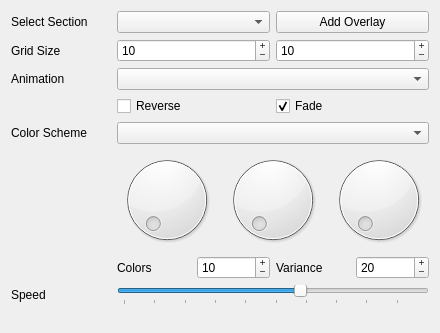
Old version of the form gui/widget/maestrocontrol.ui in the repository 8bitbuddhist/PixelMaestro.
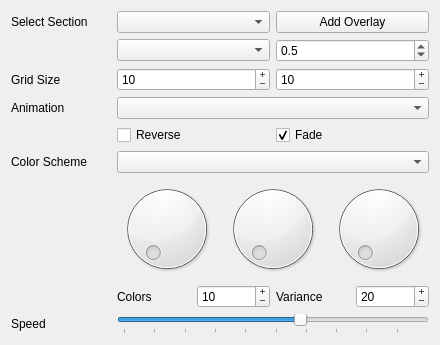
New version of the form.

Commit message: Added Overlay controls to MaestroControl

The edit to the form file:
```diff
--- a/gui/widget/maestrocontrol.ui
+++ b/gui/widget/maestrocontrol.ui
@@ -22,14 +22,35 @@
   <layout class="QGridLayout" name="gridLayout_2">
    <item row="0" column="0">
     <layout class="QFormLayout" name="controlLayout">
-     <item row="1" column="0">
+     <item row="0" column="0">
+      <widget class="QLabel" name="sectionSelectLabel">
+       <property name="text">
+        <string>Select Section</string>
+       </property>
+      </widget>
+     </item>
+     <item row="0" column="1">
+      <layout class="QHBoxLayout" name="sectionSelectLayout">
+       <item>
+        <widget class="QComboBox" name="sectionComboBox"/>
+       </item>
+       <item>
+        <widget class="QPushButton" name="addOverlayButton">
+         <property name="text">
+          <string>Add Overlay</string>
+         </property>
+        </widget>
+       </item>
+      </layout>
+     </item>
+     <item row="2" column="0">
       <widget class="QLabel" name="gridSizeLabel">
        <property name="text">
         <string>Grid Size</string>
        </property>
       </widget>
      </item>
-     <item row="1" column="1">
+     <item row="2" column="1">
       <layout class="QHBoxLayout" name="sectionOptionsLayout">
        <item>
         <widget class="QSpinBox" name="rowsSpinBox">
@@ -62,7 +83,7 @@
        </item>
       </layout>
      </item>
-     <item row="2" column="0">
+     <item row="3" column="0">
       <widget class="QLabel" name="animationLabel">
        <property name="minimumSize">
         <size>
@@ -75,17 +96,17 @@
        </property>
       </widget>
      </item>
-     <item row="2" column="1">
-      <widget class="QComboBox" name="animationComboBox">
-       <property name="minimumSize">
-        <size>
-         <width>150</width>
-         <height>0</height>
-        </size>
-       </property>
-      </widget>
-     </item>
      <item row="3" column="1">
+      <widget class="QComboBox" name="animationComboBox">
+       <property name="minimumSize">
+        <size>
+         <width>150</width>
+         <height>0</height>
+        </size>
+       </property>
+      </widget>
+     </item>
+     <item row="4" column="1">
       <layout class="QHBoxLayout" name="animationOptionsLayout">
        <item>
         <widget class="QCheckBox" name="reverseAnimationCheckBox">
@@ -106,7 +127,7 @@
        </item>
       </layout>
      </item>
-     <item row="5" column="0">
+     <item row="6" column="0">
       <widget class="QLabel" name="colorLabel">
        <property name="minimumSize">
         <size>
@@ -119,7 +140,7 @@
        </property>
       </widget>
      </item>
-     <item row="5" column="1">
+     <item row="6" column="1">
       <widget class="QComboBox" name="colorComboBox">
        <property name="minimumSize">
         <size>
@@ -135,7 +156,7 @@
        </property>
       </widget>
      </item>
-     <item row="6" column="1">
+     <item row="7" column="1">
       <layout class="QVBoxLayout" name="customColorLayout">
        <item>
         <layout class="QHBoxLayout" name="colorDialLayout">
@@ -277,7 +298,7 @@
        </item>
       </layout>
      </item>
-     <item row="7" column="0">
+     <item row="8" column="0">
       <widget class="QLabel" name="cycleLabel">
        <property name="minimumSize">
         <size>
@@ -290,7 +311,7 @@
        </property>
       </widget>
      </item>
-     <item row="7" column="1">
+     <item row="8" column="1">
       <widget class="QSlider" name="cycleSlider">
        <property name="minimum">
         <number>10</number>
@@ -321,27 +342,29 @@
        </property>
       </widget>
      </item>
-     <item row="0" column="1">
-      <layout class="QHBoxLayout" name="sectionSelectLayout">
+     <item row="1" column="1">
+      <layout class="QHBoxLayout" name="overlayLayout">
        <item>
-        <widget class="QComboBox" name="sectionComboBox"/>
+        <widget class="QComboBox" name="mixModeComboBox"/>
        </item>
        <item>
-        <widget class="QPushButton" name="addOverlayButton">
-         <property name="text">
-          <string>Add Overlay</string>
+        <widget class="QDoubleSpinBox" name="alphaSpinBox">
+         <property name="decimals">
+          <number>1</number>
+         </property>
+         <property name="maximum">
+          <double>1.000000000000000</double>
+         </property>
+         <property name="singleStep">
+          <double>0.100000000000000</double>
+         </property>
+         <property name="value">
+          <double>0.500000000000000</double>
          </property>
         </widget>
        </item>
       </layout>
      </item>
-     <item row="0" column="0">
-      <widget class="QLabel" name="sectionSelectLabel">
-       <property name="text">
-        <string>Select Section</string>
-       </property>
-      </widget>
-     </item>
     </layout>
    </item>
   </layout>
```
The commit also changes 3 other files.
